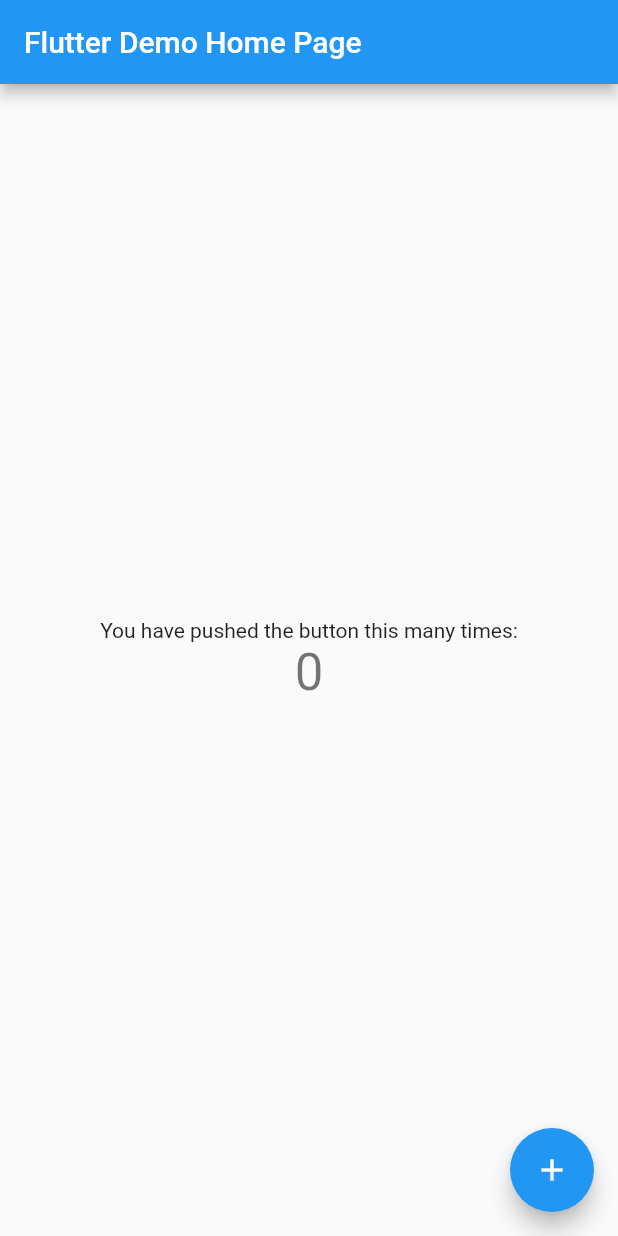
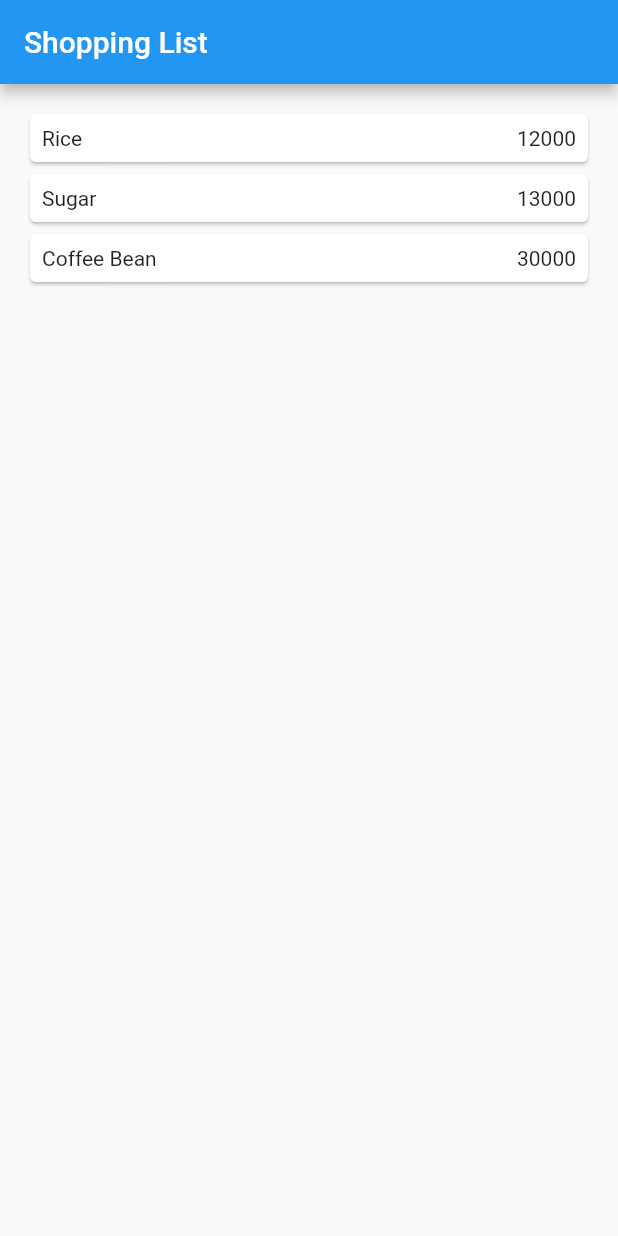
Before and after one commit to Dellarselatuiqrom/shopping-bab-5, a Flutter app: the screen it shows after launch, on a phone screen of 412 x 824 dp. Run offline on Flutter 3.47's test engine with Material 2 defaults, Android fonts, the phone set to English and light mode, and no system bars.

Commit message:
try to fix

```diff
--- a/lib/main.dart
+++ b/lib/main.dart
@@ -1,67 +1,14 @@
+import 'package:shopping/models/Item.dart';
+import 'package:shopping/pages/home_page.dart';
+import 'package:shopping/pages/item_page.dart';
 import 'package:flutter/material.dart';
 
 void main() {
-  runApp(const MyApp());
+  runApp(MaterialApp(
+    initialRoute: '/',
+    routes: <String, WidgetBuilder>{
+      '/': (context) => HomePage(),
+      '/item': (context) => const ItemPage(),
+    },
+  ));
 }
-
-class MyApp extends StatelessWidget {
-  const MyApp({Key? key}) : super(key: key);
-
-  @override
-  Widget build(BuildContext context) {
-    return MaterialApp(
-      title: 'Flutter Demo',
-      theme: ThemeData(
-        primarySwatch: Colors.blue,
-      ),
-      home: const MyHomePage(title: 'Flutter Demo Home Page'),
-    );
-  }
-}
-
-class MyHomePage extends StatefulWidget {
-  const MyHomePage({Key? key, required this.title}) : super(key: key);
-
-  final String title;
-
-  @override
-  State<MyHomePage> createState() => _MyHomePageState();
-}
-
-class _MyHomePageState extends State<MyHomePage> {
-  int _counter = 0;
-
-  void _incrementCounter() {
-    setState(() {
-      _counter++;
-    });
-  }
-
-  @override
-  Widget build(BuildContext context) {
-    return Scaffold(
-      appBar: AppBar(
-        title: Text(widget.title),
-      ),
-      body: Center(
-        child: Column(
-          mainAxisAlignment: MainAxisAlignment.center,
-          children: <Widget>[
-            const Text(
-              'You have pushed the button this many times:',
-            ),
-            Text(
-              '$_counter',
-              style: Theme.of(context).textTheme.headline4,
-            ),
-          ],
-        ),
-      ),
-      floatingActionButton: FloatingActionButton(
-        onPressed: _incrementCounter,
-        tooltip: 'Increment',
-        child: const Icon(Icons.add),
-      ),
-    );
-  }
-}
--- /dev/null
+++ b/lib/models/item.dart
@@ -0,0 +1,7 @@
+class Item {
+  String name;
+  int price;
+  String description;
+
+  Item({required this.name, required this.price, required this.description});
+}
--- /dev/null
+++ b/lib/pages/home_page.dart
@@ -0,0 +1,46 @@
+import 'package:shopping/models/Item.dart';
+import 'package:shopping/widgets/card_home.dart';
+import 'package:flutter/material.dart';
+
+class HomePage extends StatelessWidget {
+  HomePage({Key? key}) : super(key: key);
+  final List<Item> items = [
+    Item(
+        name: 'Rice',
+        price: 12000,
+        description: 'Rice have price 12000/Kilogram'),
+    Item(
+        name: 'Sugar',
+        price: 13000,
+        description: 'Sugar have price 13000/Kilogram'),
+    Item(
+        name: 'Coffee Bean',
+        price: 30000,
+        description: 'Coffee Bean have price 30000/Kilogram')
+  ];
+
+  @override
+  Widget build(BuildContext context) {
+    return Scaffold(
+      appBar: AppBar(
+        title: const Text('Shopping List'),
+      ),
+      body: Container(
+        margin: const EdgeInsets.all(8),
+        child: ListView.builder(
+          padding: const EdgeInsets.all(8),
+          itemCount: items.length,
+          itemBuilder: (context, index) {
+            final item = items[index];
+            return InkWell(
+              onTap: () {
+                Navigator.pushNamed(context, '/item', arguments: item);
+              },
+              child: CardHome(item: item),
+            );
+          },
+        ),
+      ),
+    );
+  }
+}
--- /dev/null
+++ b/lib/widgets/card_home.dart
@@ -0,0 +1,30 @@
+import 'package:shopping/models/Item.dart';
+import 'package:flutter/material.dart';
+
+class CardHome extends StatelessWidget {
+  const CardHome({
+    Key? key,
+    required this.item,
+  }) : super(key: key);
+
+  final Item item;
+
+  @override
+  Widget build(BuildContext context) {
+    return Card(
+      child: Container(
+        margin: const EdgeInsets.all(8),
+        child: Row(
+          children: [
+            Expanded(child: Text(item.name)),
+            Expanded(
+                child: Text(
+              item.price.toString(),
+              textAlign: TextAlign.end,
+            ))
+          ],
+        ),
+      ),
+    );
+  }
+}
```
Also changed, not shown: lib/pages/item_page.dart (added, +28 -0 lines), lib/widgets/card_item.dart (added, +35 -0 lines), 1 other file.
